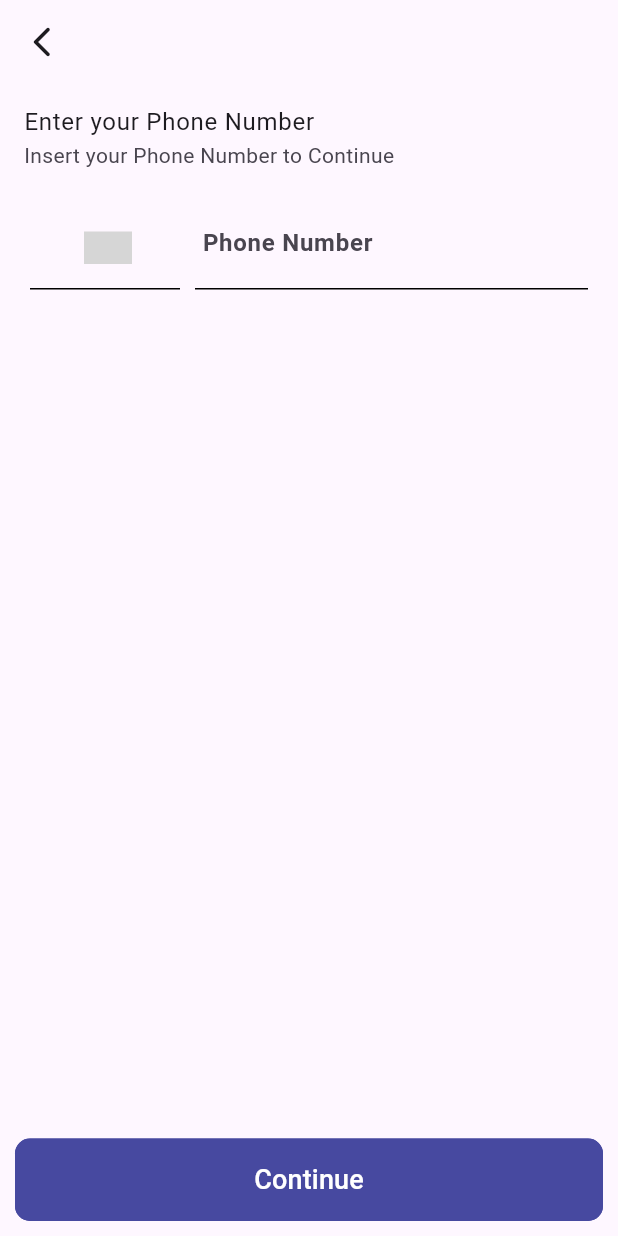
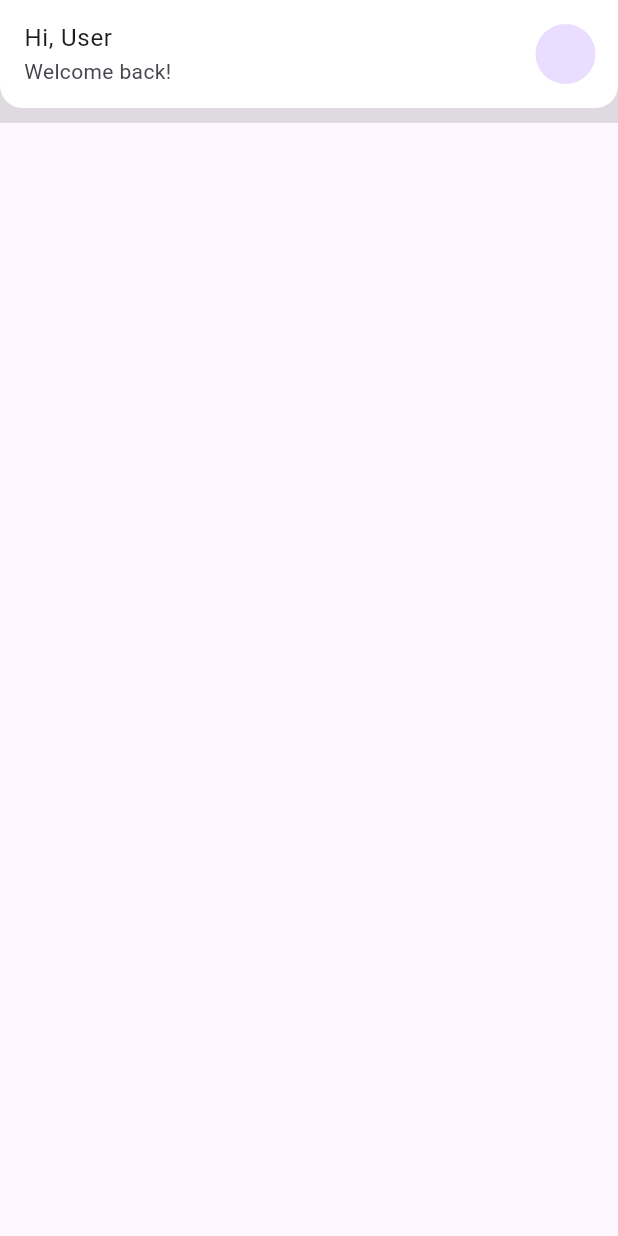
Before and after one commit to Narapati24/Heart, a Flutter app: the screen it shows after launch, on a phone screen of 412 x 824 dp. Run offline on Flutter 3.47's test engine with Material 3 defaults, Android fonts, the phone set to English and light mode, and no system bars; drawn by our look-alikes of country_code_picker; our stand-ins replace google_fonts; missing offline and left inert: flutter_verification_code; grey boxes are pictures that could not be loaded.

Commit message:
update image illustration

```diff
--- a/lib/main.dart
+++ b/lib/main.dart
@@ -1,7 +1,7 @@
 // ignore_for_file: prefer_const_constructors, prefer_const_literals_to_create_immutables
 
 import 'package:flutter/material.dart';
-import 'package:heart/screens/phone_number.dart';
+import 'package:heart/screens/home.dart';
 // import 'package:heart/screens/login.dart';
 
 void main() {
@@ -15,7 +15,7 @@ class HeartApp extends StatelessWidget {
   Widget build(BuildContext context) {
     return MaterialApp(
       debugShowCheckedModeBanner: false,
-      home: PhoneNumber(),
+      home: HomeScreen(),
     );
   }
 }
--- /dev/null
+++ b/lib/screens/home.dart
@@ -0,0 +1,42 @@
+import 'package:flutter/material.dart';
+
+class HomeScreen extends StatelessWidget {
+  const HomeScreen({super.key});
+
+  @override
+  Widget build(BuildContext context) {
+    return Scaffold(
+      body: ListView(
+        children: [
+          Container(
+            color: Colors.black12,
+            padding: const EdgeInsets.only(bottom: 10),
+            child: Container(
+              decoration: const BoxDecoration(
+                color: Colors.white,
+                borderRadius: BorderRadius.only(
+                  bottomLeft: Radius.circular(15),
+                  bottomRight: Radius.circular(15),
+                ),
+              ),
+              child: const Row(
+                children: [
+                  Expanded(
+                    child: ListTile(
+                      title: Text('Hi, User'),
+                      subtitle: Text('Welcome back!'),
+                    ),
+                  ),
+                  Padding(
+                    padding: EdgeInsets.only(right: 15),
+                    child: CircleAvatar(),
+                  ),
+                ],
+              ),
+            ),
+          ),
+        ],
+      ),
+    );
+  }
+}
--- a/lib/screens/login.dart
+++ b/lib/screens/login.dart
@@ -15,9 +15,7 @@ class Login extends StatelessWidget {
       body: ListView(
         children: [
           sectionTitle(),
-          const Image(
-            image: AssetImage("assets/images/Illustration-login.png"),
-          ),
+          Image.asset("assets/images/Illustration-login.png"),
           sectionForm(context)
         ],
       ),
```
Also changed, not shown: assets/images/Illustration-login.png, assets/images/Illustration-register.png.
